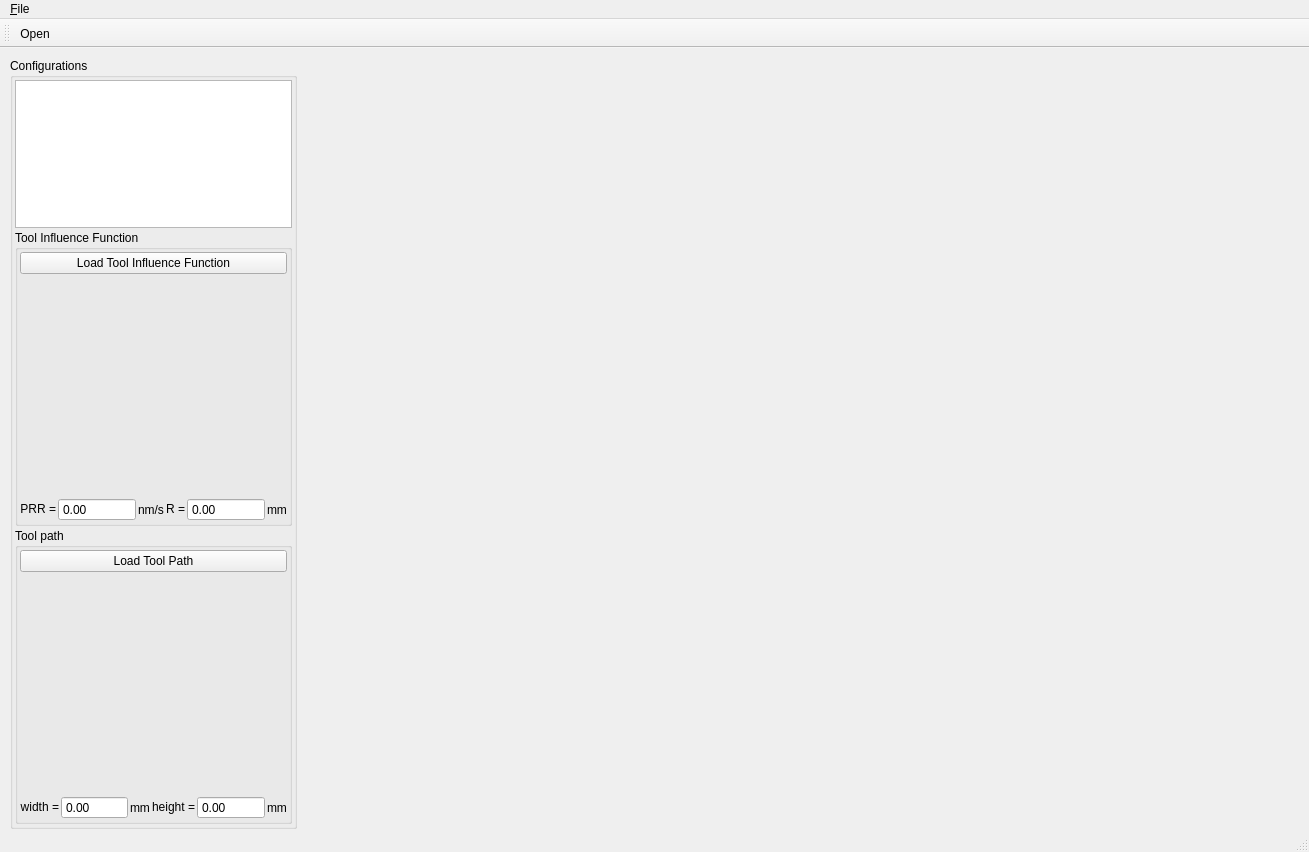
TWANG006/pvt-scheduler, file cpp/pvtapp/pvtapp.ui: the form before one commit.
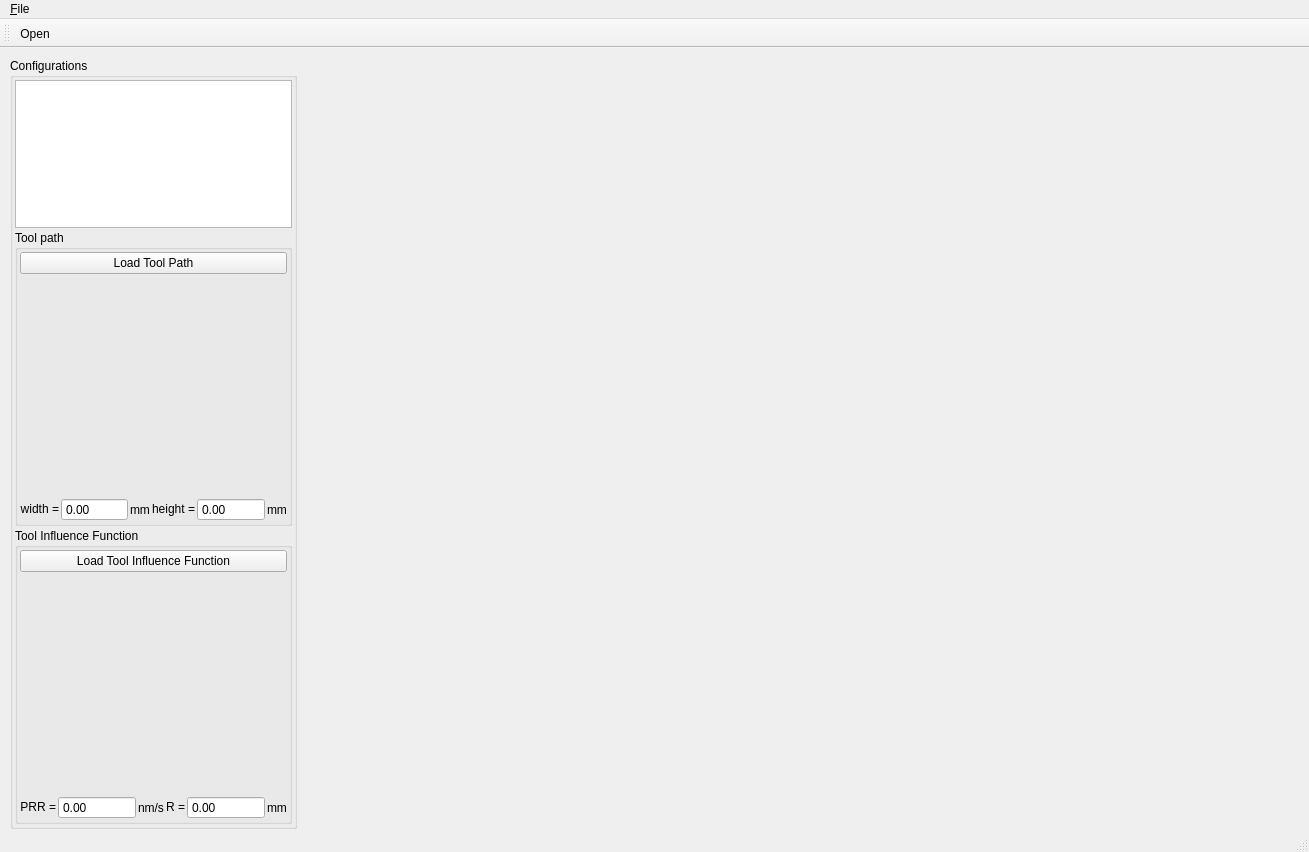
The form after the commit. Icons and pictures are not drawn. Custom widgets are drawn as their Qt base class.

```diff
--- a/cpp/pvtapp/pvtapp.ui
+++ b/cpp/pvtapp/pvtapp.ui
@@ -26,7 +26,7 @@
     <property name="title">
      <string>Configurations</string>
     </property>
-    <layout class="QGridLayout" name="config_gridLayout" rowstretch="1,2,2">
+    <layout class="QGridLayout" name="config_gridLayout" rowstretch="1,2,2,0">
      <property name="leftMargin">
       <number>2</number>
      </property>
@@ -49,7 +49,7 @@
        </property>
       </widget>
      </item>
-     <item row="1" column="0">
+     <item row="2" column="0">
       <widget class="QGroupBox" name="tif_groupBox">
        <property name="title">
         <string>Tool Influence Function</string>
@@ -156,7 +156,7 @@
        </layout>
       </widget>
      </item>
-     <item row="2" column="0">
+     <item row="1" column="0">
       <widget class="QGroupBox" name="tool_path_groupBox">
        <property name="title">
         <string>Tool path</string>
```
